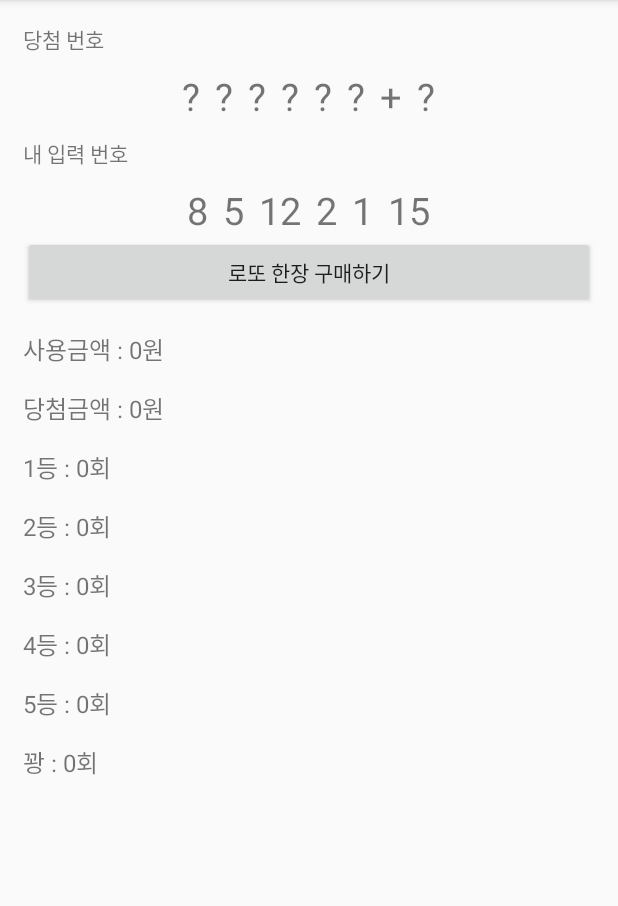
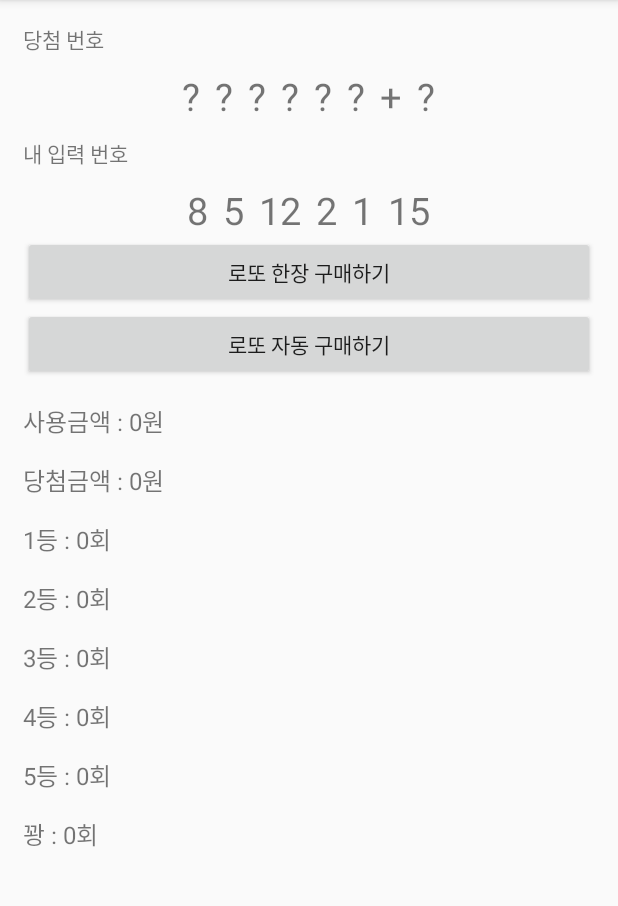
Before and after one commit to korea1244ss/FinalProject_02_LottoSimulator, an Android app: the screen it shows after launch (MainActivity), on a phone screen of 412 x 824 dp, the part 84-990 px from its top. Run offline under Robolectric (Android 15) with nearby library versions, the phone set to English and light mode, and no system bars; our stand-ins replace data binding.

```diff
--- a/app/src/main/java/kr/uk/dh/finalproject_02_lottosimulator/MainActivity.java
+++ b/app/src/main/java/kr/uk/dh/finalproject_02_lottosimulator/MainActivity.java
@@ -44,9 +44,21 @@ public class MainActivity extends BaseActivity {
 
     @Override
     public void setupEvents() {
+        binding.aotoBuyOneBtn.setOnClickListener(new View.OnClickListener() {
+            @Override
+            public void onClick(View v) {
+
+                while (useMoneyAmount < 10000000) {
+//                    당첨번호를 만들고 => 등수를 카운팅 반복
+                    makeWinLottoNum();
+                    checkLottoRank();
+                }
+            }
+        });
         binding.buyOneBtn.setOnClickListener(new View.OnClickListener() {
             @Override
             public void onClick(View v) {
+
 
 
 //                당첨번호를 생성 => 텍스트뷰에 반영
@@ -146,14 +158,9 @@ public class MainActivity extends BaseActivity {
                 bounsNum = randomNum;
                 break;
             }
-
-
-
+        }
 //            보너스넘버 생성됨
-            binding.bounsNumber.setText(bounsNum+"");
-
-
-        }
+        binding.bounsNumber.setText(bounsNum+"");
 
     }
     void checkLottoRank() {
--- a/app/src/main/res/layout/activity_main.xml
+++ b/app/src/main/res/layout/activity_main.xml
@@ -132,6 +132,12 @@
             android:layout_width="match_parent"
             android:layout_height="wrap_content"
             android:text="로또 한장 구매하기"/>
+        <Button
+            android:id="@+id/aotoBuyOneBtn"
+            android:layout_width="match_parent"
+            android:layout_height="wrap_content"
+            android:text="로또 자동 구매하기"/>
+
 
         <TextView
             android:id="@+id/useMoneyTxt"
```
